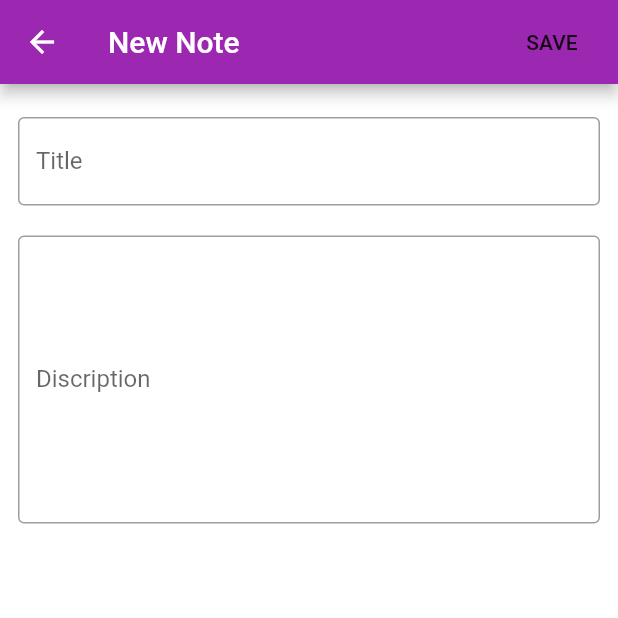
After one commit to milanvadher/FlutterDemo, a Flutter app: the FirebaseCreateNote screen opened directly, on a phone screen of 412 x 824 dp, the top half of it. The commit adds this screen. Run offline on Flutter 3.47's test engine with Material 2 defaults, Android fonts, the phone set to English and light mode, and no system bars; our stand-ins replace cloud_firestore, firebase_auth, google_sign_in, rxdart, shared_preferences, sqflite; accounts and stored records are empty.

Commit message:
implement Google Login Firebase CRUD

```diff
--- /dev/null
+++ b/lib/firebase_demo/NoteFirebase.dart
@@ -0,0 +1,29 @@
+import 'package:flutter/foundation.dart';
+
+class NoteFirebase {
+  final String firebasseId;
+  final String title;
+  final String discription;
+  String createdAt;
+  String updatedAt;
+
+  NoteFirebase({
+    this.firebasseId,
+    @required this.title,
+    this.discription,
+    this.createdAt,
+    this.updatedAt,
+  }) : assert(title != null);
+
+  // Convert a NoteFirebase into a Map. The keys must correspond to the names of the
+  // columns in the database.
+  Map<String, dynamic> toMap() {
+    return {
+      'firebaseId': firebasseId,
+      'title': title,
+      'discription': discription,
+      'createdAt': createdAt,
+      'updatedAt': updatedAt,
+    };
+  }
+}
--- /dev/null
+++ b/lib/firebase_demo/crete.dart
@@ -0,0 +1,135 @@
+import 'package:flutter/material.dart';
+import 'package:flutter_demo/firebase_demo/NoteFirebase.dart';
+import 'package:flutter_demo/firebase_demo/firestore.service.dart';
+
+class FirebaseCreateNote extends StatefulWidget {
+  final NoteFirebase note;
+
+  const FirebaseCreateNote({Key key, this.note}) : super(key: key);
+  @override
+  _FirebaseCreateNoteState createState() => _FirebaseCreateNoteState();
+}
+
+class _FirebaseCreateNoteState extends State<FirebaseCreateNote> {
+  final _formKey = GlobalKey<FormState>();
+
+  String title;
+  String discription;
+  bool isEditMode = false;
+
+  void onNoteSave() async {
+    try {
+      if (_formKey.currentState.validate()) {
+        _formKey.currentState.save();
+        NoteFirebase note =
+            NoteFirebase(title: title, discription: discription);
+        await FirestoreService.createNote(note);
+        Navigator.of(context).pop();
+      }
+    } catch (e) {
+      print('Error to insert Note');
+      print(e);
+    }
+  }
+
+  void onNoteUpdate() async {
+    try {
+      if (_formKey.currentState.validate()) {
+        _formKey.currentState.save();
+        NoteFirebase note = NoteFirebase(
+          firebasseId: widget.note.firebasseId,
+          title: title,
+          discription: discription,
+          createdAt: widget.note.createdAt,
+        );
+        await FirestoreService.updateNote(note);
+        Navigator.of(context).pop();
+      }
+    } catch (e) {
+      print('Error to update Note');
+      print(e);
+    }
+  }
+
+  Form createNoteForm() {
+    return Form(
+      key: _formKey,
+      child: Column(
+        children: <Widget>[
+          // Title field
+          Container(
+            padding: EdgeInsets.symmetric(vertical: 10),
+            child: TextFormField(
+              decoration: InputDecoration(
+                border: OutlineInputBorder(),
+                labelText: 'Title',
+                hintText: 'Note title',
+              ),
+              initialValue: title,
+              validator: (value) {
+                if (value.isEmpty) {
+                  return 'Title is required';
+                }
+                return null;
+              },
+              onSaved: (value) {
+                title = value;
+              },
+            ),
+          ),
+          // Discription field
+          Container(
+            padding: EdgeInsets.symmetric(vertical: 10),
+            child: TextFormField(
+              minLines: 8,
+              maxLines: null,
+              keyboardType: TextInputType.multiline,
+              decoration: InputDecoration(
+                border: OutlineInputBorder(),
+                labelText: 'Discription',
+                hintText: 'Note discription',
+              ),
+              initialValue: discription,
+              onSaved: (value) {
+                discription = value;
+              },
+            ),
+          ),
+        ],
+      ),
+    );
+  }
+
+  @override
+  void initState() {
+    super.initState();
+    isEditMode = widget.note != null;
+    if (isEditMode) {
+      title = widget.note?.title;
+      discription = widget.note?.discription;
+    }
+  }
+
+  @override
+  Widget build(BuildContext context) {
+    return Scaffold(
+      appBar: AppBar(
+        title: Text(isEditMode ? 'Update Note' : 'New Note'),
+        actions: <Widget>[
+          FlatButton(
+            onPressed: isEditMode ? onNoteUpdate : onNoteSave,
+            child: Text(isEditMode ? 'UPDATE' : 'SAVE'),
+          ),
+        ],
+      ),
+      body: SafeArea(
+        child: ListView(
+          padding: EdgeInsets.all(12),
+          children: <Widget>[
+            createNoteForm(),
+          ],
+        ),
+      ),
+    );
+  }
+}
--- /dev/null
+++ b/lib/firebase_demo/firestore.service.dart
@@ -0,0 +1,71 @@
+import 'package:cloud_firestore/cloud_firestore.dart';
+import 'package:firebase_auth/firebase_auth.dart';
+import 'package:flutter_demo/firebase_demo/NoteFirebase.dart';
+import 'package:flutter_demo/firebase_demo/auth.service.dart';
+import 'package:intl/intl.dart';
+
+class FirestoreService {
+  static final Firestore _db = Firestore.instance;
+
+  static createNote(NoteFirebase note) async {
+    FirebaseUser firebaseUser = AuthService.user.value;
+
+    String now = DateFormat('dd-MM-yyyy HH:mm:ss').format(DateTime.now());
+    note.createdAt = now;
+    note.updatedAt = now;
+
+    await _db
+        .collection('users')
+        .document(firebaseUser.uid)
+        .collection('notes')
+        .add(
+          note.toMap(),
+        );
+  }
+
+  static updateNote(NoteFirebase note) async {
+    FirebaseUser firebaseUser = AuthService.user.value;
+
+    String now = DateFormat('dd-MM-yyyy HH:mm:ss').format(DateTime.now());
+    note.updatedAt = now;
+
+    await _db
+        .collection('users')
+        .document(firebaseUser.uid)
+        .collection('notes')
+        .document(note.firebasseId)
+        .setData(
+          note.toMap(),
+        );
+  }
+
+  static deleteNote(String noteId) async {
+    FirebaseUser firebaseUser = AuthService.user.value;
+
+    await _db
+        .collection('users')
+        .document(firebaseUser.uid)
+        .collection('notes')
+        .document(noteId)
+        .delete();
+  }
+
+  static Future<List<NoteFirebase>> getNotes() async {
+    FirebaseUser firebaseUser = AuthService.user.value;
+    QuerySnapshot qs = await _db
+        .collection('users')
+        .document(firebaseUser.uid)
+        .collection('notes')
+        .getDocuments();
+
+    return List.generate(qs.documents.toList().length, (i) {
+      return NoteFirebase(
+        firebasseId: qs.documents.toList()[i].documentID,
+        title: qs.documents.toList()[i].data['title'],
+        discription: qs.documents.toList()[i].data['discription'],
+        createdAt: qs.documents.toList()[i].data['createdAt'],
+        updatedAt: qs.documents.toList()[i].data['updatedAt'],
+      );
+    }).toList();
+  }
+}
```
Also changed, not shown: lib/firebase_demo/auth.service.dart (added, +60 -0 lines), lib/firebase_demo/firebase_demo.dart (added, +212 -0 lines), lib/firebase_demo/google_button.dart (added, +31 -0 lines), lib/home.dart (+6 -6 lines), lib/networking_demo/networking_demo.dart (deleted, +0 -20 lines), lib/settings.dart (+124 -16 lines), pubspec.yaml (+5 -2 lines), assets/google.png (added), pubspec.lock, 3 other files.
